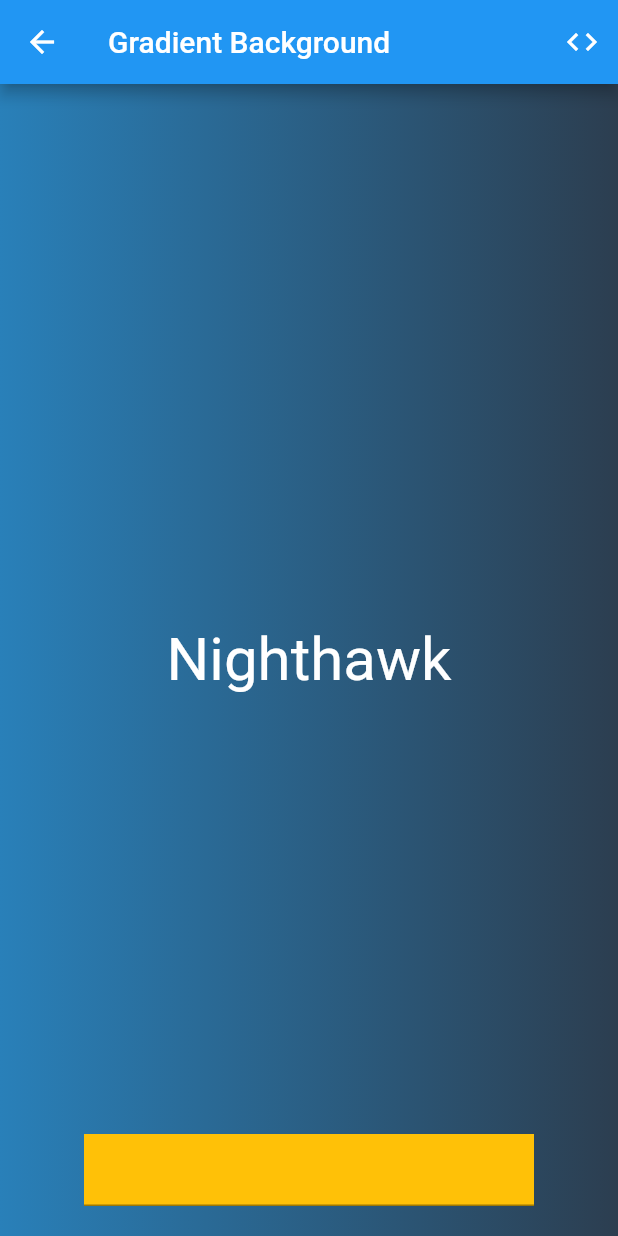
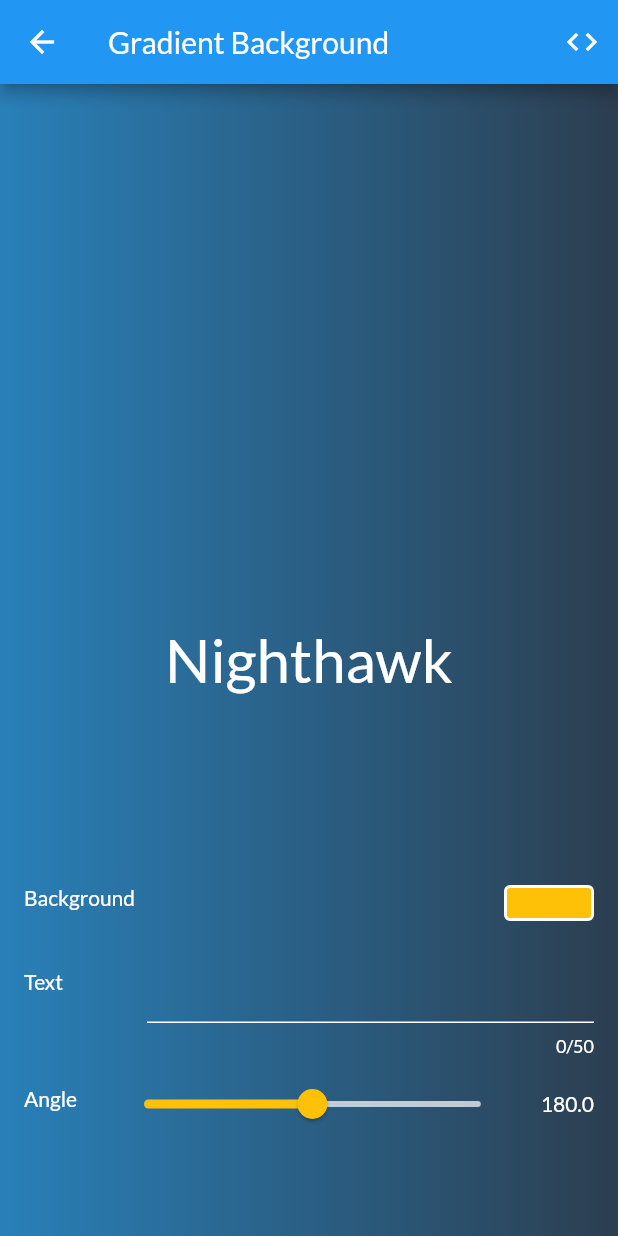
Before and after one commit to xrr2016/flutter-effect-generator, a Flutter app: the BackgroundView screen opened by its route, on a phone screen of 412 x 824 dp. Run offline on Flutter 3.47's test engine with Material 2 defaults, Android fonts, the phone set to English and light mode, and no system bars; our stand-ins replace from_css_color, google_fonts; generated files the repository leaves out were written again.

Commit message:
feat: add gradients json

```diff
--- a/lib/src/app.dart
+++ b/lib/src/app.dart
@@ -20,10 +20,12 @@ class App extends StatelessWidget {
           supportedLocales: AppLocalizations.supportedLocales,
           onGenerateTitle: (BuildContext context) =>
               AppLocalizations.of(context)!.appTitle,
-          theme: ThemeData(),
+          theme: ThemeData(
+            textTheme: GoogleFonts.latoTextTheme(),
+          ),
           darkTheme: ThemeData.dark(),
           themeMode: settingsController.themeMode,
-          home: MatrixView(),
+          home: BackgroundView(),
           routes: appRoutes,
           onGenerateRoute: (RouteSettings routeSettings) {
             return MaterialPageRoute<void>(
--- a/lib/src/background/background_service.dart
+++ b/lib/src/background/background_service.dart
@@ -1,34 +1,41 @@
 import '../exports.dart';
 
-List<Map<String, dynamic>> parrtens = [
-  {
-    "text": "Nighthawk",
-    "gradient": [fromCssColor('#2980b9'), fromCssColor('#2c3e50')],
-  },
-  {
-    "text": "Grade Grey",
-    "gradient": [fromCssColor('#bdc3c7'), fromCssColor('#2c3e50')],
-  },
-  {
-    "text": "Grade Grey",
-    "gradient": [fromCssColor('#bdc3c7'), fromCssColor('#2c3e50')],
-  },
-];
+// List<Map<String, dynamic>> parrtens = [
+//   {
+//     "text": "Nighthawk",
+//     "gradient": [fromCssColor('#2980b9'), fromCssColor('#2c3e50')],
+//   },
+//   {
+//     "text": "Grade Grey",
+//     "gradient": [fromCssColor('#bdc3c7'), fromCssColor('#2c3e50')],
+//   },
+//   {
+//     "text": "Grade Grey",
+//     "gradient": [fromCssColor('#bdc3c7'), fromCssColor('#2c3e50')],
+//   },
+// ];
 
 class BackgroundService {
   String text;
   String pattern;
-  List<Color> colors;
   double angle;
   String code;
 
   BackgroundService({
     this.text = 'Nighthawk',
     this.pattern = '',
-    this.colors = const [],
     this.angle = 0.0,
     this.code = '',
-  });
+  }) {
+    print('BackgroundService');
+    loadJson();
+  }
+
+  loadJson() async {
+    String data = await rootBundle.loadString('assets/data/gradients.json');
+    final jsonResult = json.decode(data);
+    print(jsonResult);
+  }
 
   changeText(String text) {
     this.text = text;
--- a/lib/src/background/background_view.dart
+++ b/lib/src/background/background_view.dart
@@ -69,24 +69,94 @@ class _BackgroundViewState extends State<BackgroundView> {
                         ],
                       ),
                     ),
+                    child: Padding(
+                      padding: const EdgeInsets.symmetric(horizontal: 100.0),
                       child: Text(
                         controller.text,
+                        maxLines: 2,
+                        textAlign: TextAlign.center,
                         style: TextStyle(
                           color: Colors.white,
                           fontSize: 40.0,
                         ),
                       ),
                     ),
-                  Positioned(
-                    bottom: 20.0,
-                    left: constraints.maxWidth / 2 - 150.0,
+                  ),
+                  Align(
+                    alignment: Alignment.bottomCenter,
                     child: Container(
-                      width: 300.0,
+                      margin: EdgeInsets.only(bottom: 50.0),
+                      height: 200.0,
+                      width: 800.0,
+                      child: Column(
+                        children: [
+                          ListTile(
+                            leading: Text(
+                              'Background',
+                              style: const TextStyle(color: Colors.white),
+                            ),
+                            trailing: InkWell(
+                              onTap: () {},
+                              child: Container(
+                                width: 60.0,
+                                height: 24.0,
+                                decoration: BoxDecoration(
                                   color: Colors.amber,
+                                  border: Border.all(
+                                    color: Colors.white,
+                                    width: 2.0,
+                                  ),
+                                  borderRadius: BorderRadius.circular(4.0),
+                                  // gradient:
+                                ),
+                              ),
+                            ),
+                          ),
+                          ListTile(
+                            leading: Text(
+                              'Text',
+                              style: const TextStyle(color: Colors.white),
+                            ),
+                            title: Padding(
+                              padding: const EdgeInsets.only(left: 26.0),
                               child: TextField(
+                                maxLength: 50,
+                                decoration: InputDecoration(
+                                  counterStyle: TextStyle(color: Colors.white),
+                                  enabledBorder: UnderlineInputBorder(
+                                    borderSide: BorderSide(color: Colors.white),
+                                  ),
+                                  focusedBorder: UnderlineInputBorder(
+                                    borderSide: BorderSide(color: Colors.white),
+                                  ),
+                                ),
+                                style: TextStyle(color: Colors.white),
                                 onChanged: (val) {
                                   controller.changeText(val);
                                 },
+                              ),
+                            ),
+                          ),
+                          ListTile(
+                            leading: Text(
+                              'Angle',
+                              style: const TextStyle(color: Colors.white),
+                            ),
+                            title: Slider(
+                              min: 0.0,
+                              max: 360,
+                              value: 180.0,
+                              label: '111',
+                              activeColor: Colors.amber,
+                              inactiveColor: Colors.white70,
+                              onChanged: (val) {},
+                            ),
+                            trailing: Text(
+                              '180.0',
+                              style: const TextStyle(color: Colors.white),
+                            ),
+                          ),
+                        ],
                       ),
                     ),
                   ),
--- a/lib/src/exports.dart
+++ b/lib/src/exports.dart
@@ -1,10 +1,12 @@
 export 'dart:math';
 export 'dart:async';
+export 'dart:convert';
 
 export 'package:flutter/material.dart';
 export 'package:flutter/services.dart';
 export 'package:flutter/foundation.dart';
 export 'package:flutter_gen/gen_l10n/app_localizations.dart';
+export 'package:google_fonts/google_fonts.dart';
 
 export 'package:from_css_color/from_css_color.dart';
 
--- a/pubspec.yaml
+++ b/pubspec.yaml
@@ -15,6 +15,7 @@ dependencies:
   flutter_localizations:
     sdk: flutter
   from_css_color: ^2.0.0
+  google_fonts: ^2.1.0
 
 dev_dependencies:
   flutter_test:
@@ -31,3 +32,4 @@ flutter:
   assets:
     # Add assets from the images directory to the application.
     - assets/images/
+    - assets/data/
```
Also changed, not shown: lib/src/neuomorphism/functions.dart (+4 -4 lines), assets/data/gradients.json (renamed from lib/src/background/gradients.json), pubspec.lock, 7 other files. Lines whose indentation alone changed are shown as unchanged.
